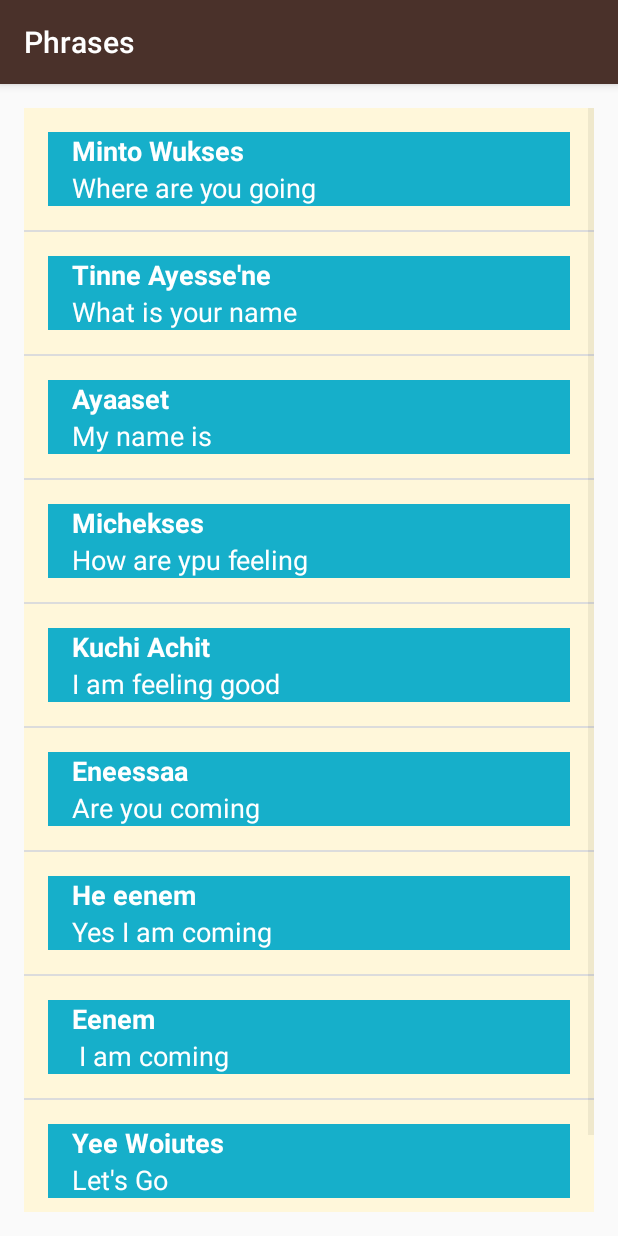
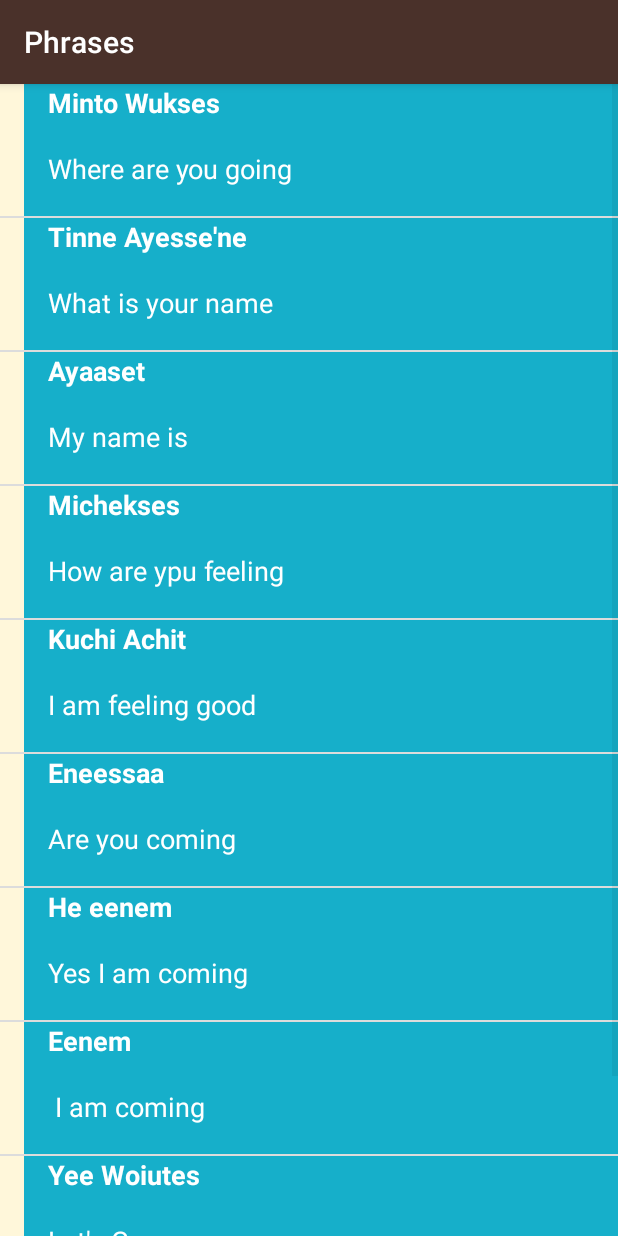
Before and after one commit to mprudhvi2014/Udacity_Miwok_App, an Android app: the PhrasesActivity screen opened directly, with no data from a screen before it, on a phone screen of 412 x 824 dp. Run offline under Robolectric (Android 15) with nearby library versions, the phone set to English and light mode, and no system bars.

```diff
--- a/app/src/main/res/layout/activity_colors.xml
+++ b/app/src/main/res/layout/activity_colors.xml
@@ -5,8 +5,4 @@
     android:orientation="vertical"
     android:layout_width="match_parent"
     android:layout_height="match_parent"
-    android:paddingBottom="@dimen/activity_vertical_margin"
-    android:paddingLeft="@dimen/activity_horizontal_margin"
-    android:paddingRight="@dimen/activity_horizontal_margin"
-    android:paddingTop="@dimen/activity_vertical_margin"
     tools:context="com.example.android.miwok.ColorsActivity"/>
--- a/app/src/main/res/layout/activity_family.xml
+++ b/app/src/main/res/layout/activity_family.xml
@@ -5,8 +5,4 @@
     android:orientation="vertical"
     android:layout_width="match_parent"
     android:layout_height="match_parent"
-    android:paddingBottom="@dimen/activity_vertical_margin"
-    android:paddingLeft="@dimen/activity_horizontal_margin"
-    android:paddingRight="@dimen/activity_horizontal_margin"
-    android:paddingTop="@dimen/activity_vertical_margin"
     tools:context="com.example.android.miwok.FamilyActivity"/>
--- a/app/src/main/res/layout/activity_numbers.xml
+++ b/app/src/main/res/layout/activity_numbers.xml
@@ -5,8 +5,4 @@
     android:orientation="vertical"
     android:layout_width="match_parent"
     android:layout_height="match_parent"
-    android:paddingBottom="@dimen/activity_vertical_margin"
-    android:paddingLeft="@dimen/activity_horizontal_margin"
-    android:paddingRight="@dimen/activity_horizontal_margin"
-    android:paddingTop="@dimen/activity_vertical_margin"
     tools:context="com.example.android.miwok.NumbersActivity"/>
--- a/app/src/main/res/layout/activity_phrases.xml
+++ b/app/src/main/res/layout/activity_phrases.xml
@@ -5,8 +5,4 @@
     android:orientation="vertical"
     android:layout_width="match_parent"
     android:layout_height="match_parent"
-    android:paddingBottom="@dimen/activity_vertical_margin"
-    android:paddingLeft="@dimen/activity_horizontal_margin"
-    android:paddingRight="@dimen/activity_horizontal_margin"
-    android:paddingTop="@dimen/activity_vertical_margin"
     tools:context="com.example.android.miwok.PhrasesActivity"/>
--- a/app/src/main/res/layout/list_itemview.xml
+++ b/app/src/main/res/layout/list_itemview.xml
@@ -4,8 +4,8 @@
     android:layout_width="match_parent"
     android:layout_height="match_parent"
     android:orientation="horizontal"
-    android:padding="16dp"
-    android:minHeight="@dimen/activity_horizontal_margin"
+    android:paddingLeft="16dp"
+    android:minHeight="@dimen/list_item_height"
     android:background="@color/tan_background">
 
 
@@ -26,6 +26,7 @@
         android:layout_width="wrap_content"
             android:layout_height="0dp"
             android:layout_weight="1"
+            android:layout_gravity="bottom"
             android:textAppearance="?android:textAppearanceMedium"
             android:textColor="@android:color/white"
             android:textStyle="bold"/>
--- a/app/src/main/res/values/dimens.xml
+++ b/app/src/main/res/values/dimens.xml
@@ -15,7 +15,5 @@
 <resources>
     <!-- Height of each list item -->
     <dimen name="list_item_height">88dp</dimen>
-    <!-- Default screen margins, per the Android Design guidelines. -->
-    <dimen name="activity_horizontal_margin">16dp</dimen>
-    <dimen name="activity_vertical_margin">16dp</dimen>
+    <!-- Default screen margins, per the Android Design guidelines. -->z
 </resources>
```
Also changed, not shown: app/src/main/res/layout/word_list.xml (added, +9 -0 lines), app/src/main/res/values-w820dp/dimens.xml (deleted, +0 -20 lines).
